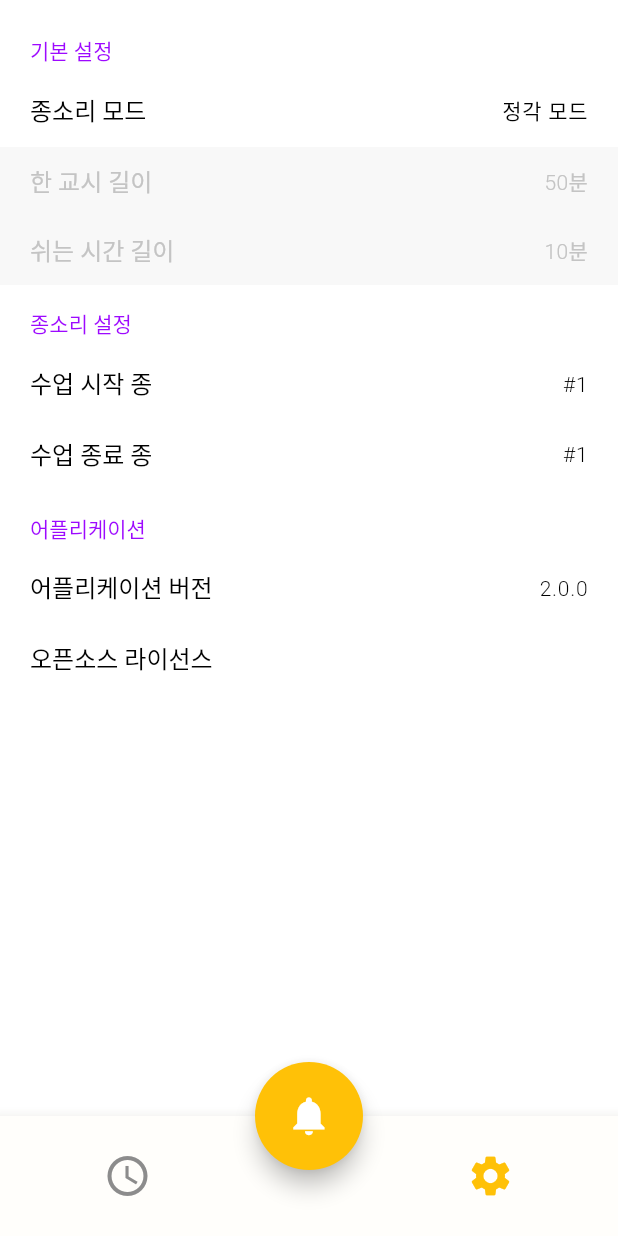
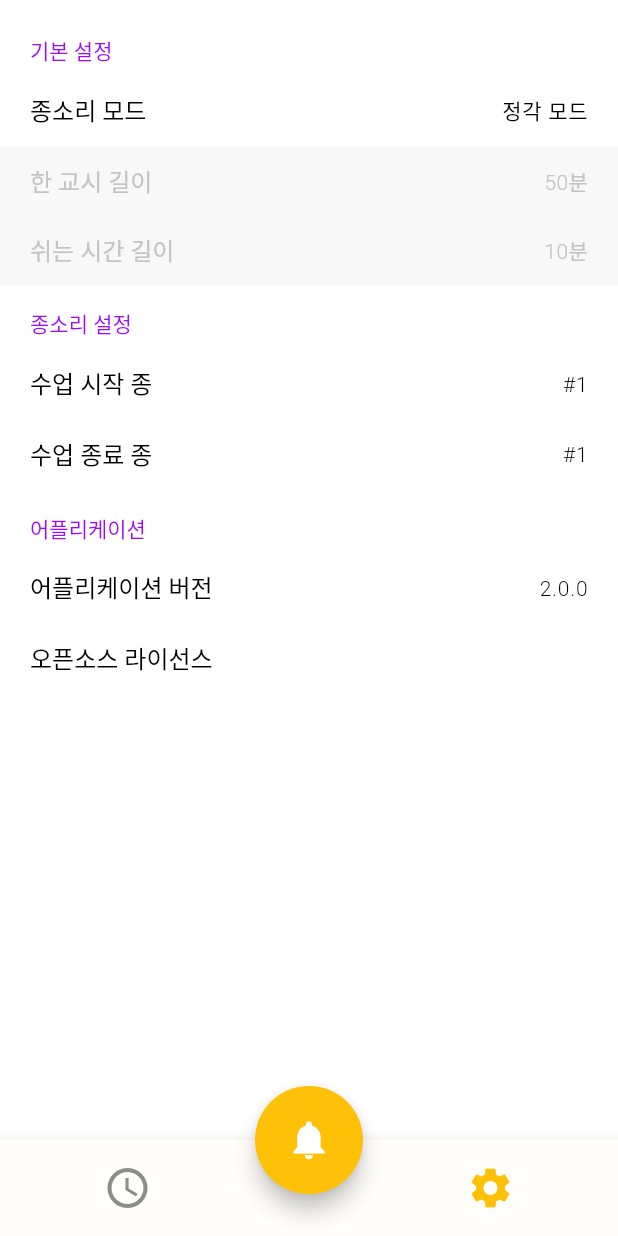
Before and after one commit to onhyeon618/School-Bell, a Flutter app: the screen it shows after launch, item 2 of the bottom bar chosen, on a phone screen of 412 x 824 dp. Run offline on Flutter 3.47's test engine with Material 3 defaults, Android fonts, the phone set to English and light mode, and no system bars; our stand-ins replace audioplayers, file_picker, flutter_local_notifications, flutter_svg, fluttertoast, package_info_plus and 2 more; missing offline and left inert: android_alarm_manager_plus, editable_number_picker, in_app_update; Roboto replaces fonts that are missing (Pretendard).

Commit message:
💄 NavigationBar 높이 조정

```diff
--- a/SchoolBell/lib/presentation/screen/home.dart
+++ b/SchoolBell/lib/presentation/screen/home.dart
@@ -59,6 +59,7 @@ class _HomeState extends State<Home> {
               _selectedTab = index;
             });
           },
+          height: 64.0,
           backgroundColor: Colors.white,
           elevation: 8.0,
           shadowColor: SchoolBellColor.colorMain,
```
